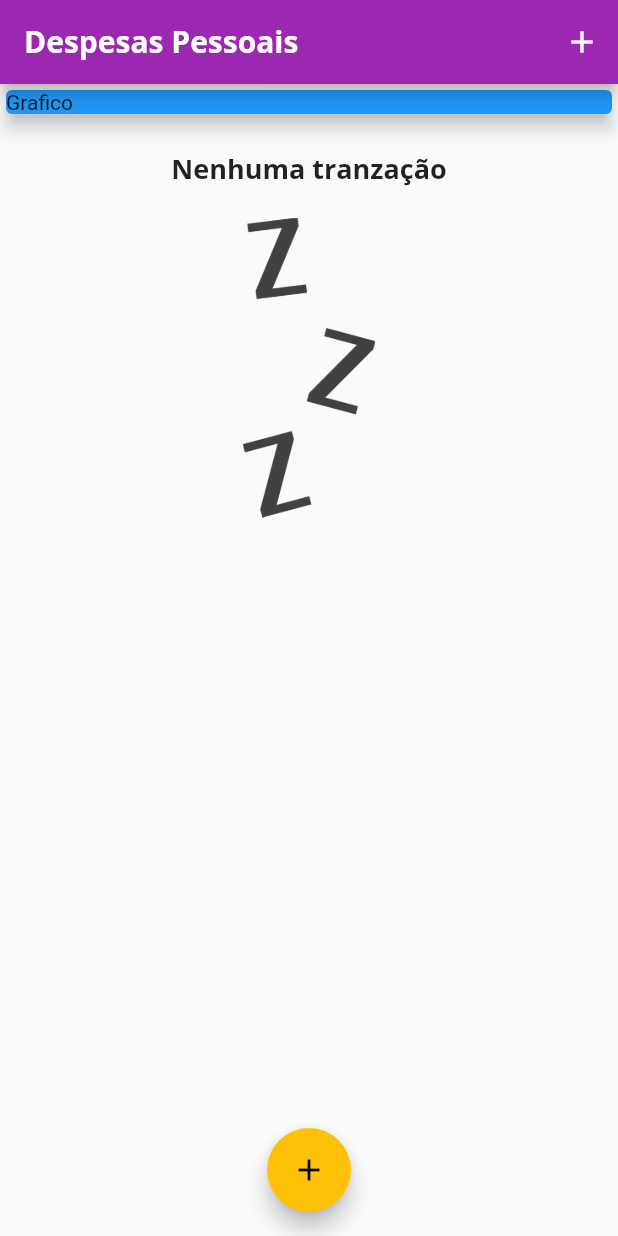
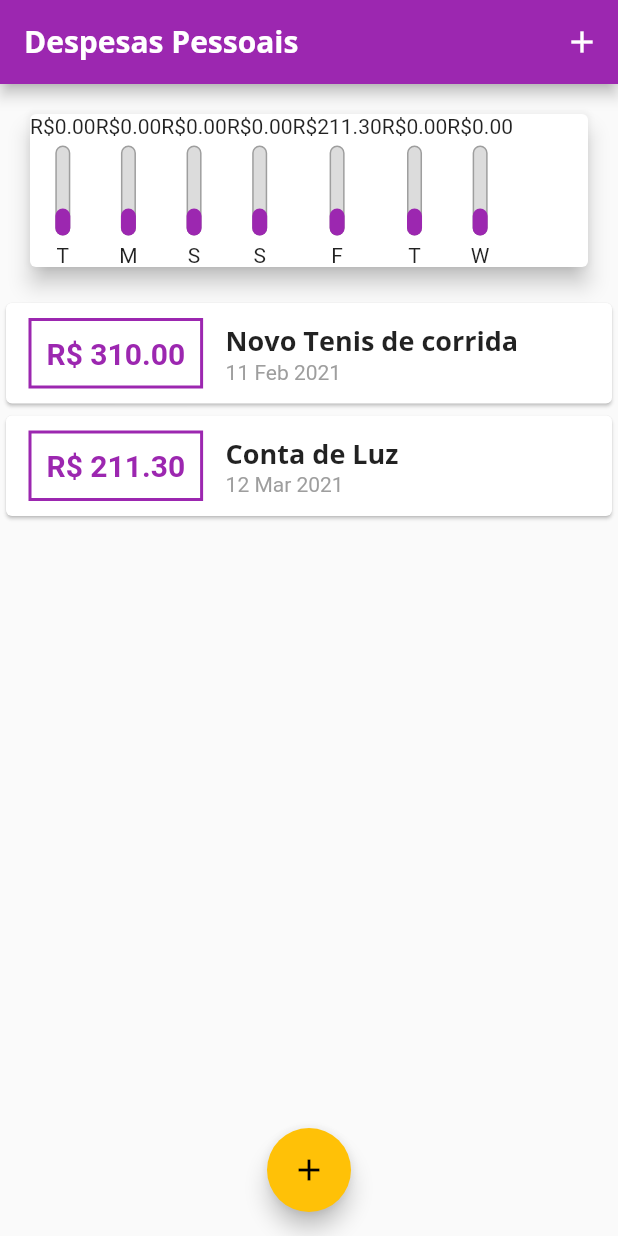
Before and after one commit to murillomtz/despesas_semanais_flutter, a Flutter app: the screen it shows after launch, on a phone screen of 412 x 824 dp. Run offline on Flutter 3.47's test engine with Material 2 defaults, Android fonts, the phone set to English and light mode, and no system bars.

Commit message:
Criando visualmente o grafico

```diff
--- /dev/null
+++ b/lib/components/chart.dart
@@ -0,0 +1,57 @@
+import 'package:despesa_semanal_flutter/components/chart_bar.dart';
+import 'package:flutter/material.dart';
+import 'package:intl/intl.dart';
+
+import '../models/transaction.dart';
+
+class Chart extends StatelessWidget {
+  final List<Transaction> recentTransaction;
+
+  Chart(this.recentTransaction);
+
+  List<Map<String, Object>> get groupedTransactions {
+    return List.generate(7, (index) {
+      final weekDay = DateTime.now().subtract(
+        Duration(days: index),
+      );
+
+      double totalSum = 0.0;
+
+      for (var i = 0; i < recentTransaction.length; i++) {
+        bool sameDay = recentTransaction[i].date.day == weekDay.day;
+        bool sameMonth = recentTransaction[i].date.month == weekDay.month;
+        bool sameYear = recentTransaction[i].date.year == weekDay.year;
+
+        if (sameDay && sameMonth && sameYear) {
+          totalSum += recentTransaction[i].value;
+        }
+      }
+
+      // print(DateFormat.E().format(weekDay)[0]);
+      // print(totalSum);
+
+      return {
+        'day': DateFormat.E().format(weekDay)[0],
+        'value': totalSum,
+      };
+    });
+  }
+
+  @override
+  Widget build(BuildContext context) {
+    groupedTransactions;
+    return Card(
+      elevation: 6,
+      margin: EdgeInsets.all(20),
+      child: Row(
+        children: groupedTransactions
+            .map((tr) => ChartBar(
+                  label: tr['day'],
+                  value: tr['value'],
+                  percentege: 0.3,
+                ))
+            .toList(),
+      ),
+    );
+  }
+}
--- /dev/null
+++ b/lib/components/chart_bar.dart
@@ -0,0 +1,52 @@
+import 'package:flutter/material.dart';
+
+class ChartBar extends StatelessWidget {
+  final String label;
+  final double value;
+  final double percentege;
+
+//Text('${tr['day']}: ${tr['value']}')
+  ChartBar({this.label, this.value, this.percentege});
+
+  @override
+  Widget build(BuildContext context) {
+    return Column(
+      children: [
+        Text('R\$${value.toStringAsFixed(2)}'),
+        SizedBox(height: 5),
+        Container(
+          height: 60,
+          width: 10,
+          child: Stack(
+            //Para fazer a barra começar de baixo para cima
+            alignment: Alignment.bottomCenter,
+            children: [
+              Container(
+                decoration: BoxDecoration(
+                    border: Border.all(
+                      color: Colors.grey,
+                      width: 1.0,
+                    ),
+                    color: Color.fromRGBO(220, 220, 220, 1),
+                    //Deixar a borda circular
+                    borderRadius: BorderRadius.circular(5)),
+              ),
+              FractionallySizedBox(
+                heightFactor: percentege,
+                child: Container(
+                  decoration: BoxDecoration(
+                    color: Theme.of(context).primaryColor,
+                    //Deixar a borda circular
+                    borderRadius: BorderRadius.circular(5),
+                  ),
+                ),
+              )
+            ],
+          ),
+        ),
+        SizedBox(height: 5),
+        Text(label),
+      ],
+    );
+  }
+}
--- a/lib/components/transaction_list.dart
+++ b/lib/components/transaction_list.dart
@@ -19,7 +19,7 @@ class TransactionList extends StatelessWidget {
                   height: 20,
                 ),
                 Text(
-                  "Nenhuma tranzação",
+                  "Nenhuma transação",
                   style: Theme.of(context).textTheme.headline6,
                 ),
                 SizedBox(
--- a/lib/main.dart
+++ b/lib/main.dart
@@ -1,5 +1,6 @@
 import 'dart:math';
 
+import 'package:despesa_semanal_flutter/components/chart.dart';
 import 'package:despesa_semanal_flutter/components/transaction_form.dart';
 import 'package:despesa_semanal_flutter/components/transaction_list.dart';
 import 'package:despesa_semanal_flutter/models/transaction.dart';
@@ -44,19 +45,25 @@ class MyHomePage extends StatefulWidget {
 
 class _MyHomePageState extends State<MyHomePage> {
   final List<Transaction> _transactions = [
-    // Transaction(
-    //   id: 't1',
-    //   title: 'Novo Tenis de corrida',
-    //   value: 310,
-    //   date: DateTime.now(),
-    // ),
-    // Transaction(
-    //   id: 't2',
-    //   title: 'Conta de Luz',
-    //   value: 211.30,
-    //   date: DateTime.now(),
-    // ),
+    Transaction(
+      id: 't0',
+      title: 'Novo Tenis de corrida',
+      value: 310,
+      date: DateTime.now().subtract(Duration(days: 33)),
+    ),
+    Transaction(
+      id: 't1',
+      title: 'Conta de Luz',
+      value: 211.30,
+      date: DateTime.now().subtract(Duration(days: 4)),
+    ),
   ];
+
+  List<Transaction> get _recentTransactions {
+    return _transactions.where((tr) {
+      return tr.date.isAfter(DateTime.now().subtract(Duration(days: 7)));
+    }).toList();
+  }
 
   _addTransaction(String title, double value) {
     final newTransaction = Transaction(
@@ -100,14 +107,7 @@ class _MyHomePageState extends State<MyHomePage> {
           // mainAxisAlignment: MainAxisAlignment.spaceAround,
           crossAxisAlignment: CrossAxisAlignment.stretch,
           children: [
-            Container(
-              //width: double.infinity,
-              child: Card(
-                color: Colors.blue,
-                child: Text('Grafico'),
-                elevation: 5,
-              ),
-            ),
+            Chart(_recentTransactions),
             TransactionList(_transactions),
           ],
         ),
```
